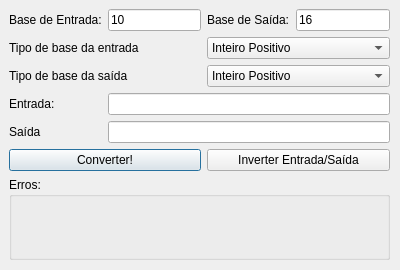
Before: the Qt Designer form src/gui/baseconversordialog.ui in petcomputacaoufrgs/hidracpp, drawn with Qt 5.
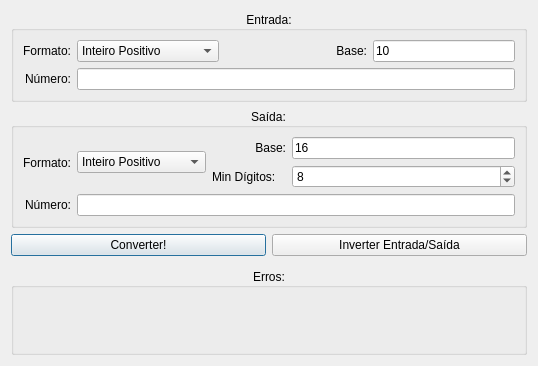
After: the same form once the commit is applied.

Commit message: refactoring base conversor

```diff
--- a/src/gui/baseconversordialog.ui
+++ b/src/gui/baseconversordialog.ui
@@ -6,176 +6,303 @@
    <rect>
     <x>0</x>
     <y>0</y>
-    <width>400</width>
-    <height>270</height>
+    <width>538</width>
+    <height>366</height>
    </rect>
   </property>
   <property name="windowTitle">
    <string>Conversor de Base</string>
   </property>
-  <widget class="QWidget" name="gridLayoutWidget">
-   <property name="geometry">
-    <rect>
-     <x>9</x>
-     <y>9</y>
-     <width>381</width>
-     <height>251</height>
-    </rect>
-   </property>
-   <layout class="QGridLayout" name="gridLayout">
-    <item row="0" column="2">
-     <widget class="QLabel" name="label_2">
+  <layout class="QGridLayout" name="gridLayout_2">
+   <item row="0" column="0">
+    <layout class="QVBoxLayout" name="verticalLayout">
+     <property name="bottomMargin">
+      <number>0</number>
+     </property>
+     <item>
+      <widget class="QGroupBox" name="groupBox_2">
+       <property name="title">
+        <string>Entrada:</string>
+       </property>
+       <property name="alignment">
+        <set>Qt::AlignCenter</set>
+       </property>
+       <layout class="QGridLayout" name="gridLayout_5">
+        <item row="0" column="0">
+         <layout class="QGridLayout" name="gridLayout_4">
+          <item row="0" column="3">
+           <widget class="QComboBox" name="inputType">
+            <property name="enabled">
+             <bool>true</bool>
+            </property>
+            <item>
       <property name="text">
-       <string>Base de Saída:</string>
-      </property>
-     </widget>
-    </item>
-    <item row="8" column="0" colspan="2">
-     <widget class="QPushButton" name="pushButton">
+              <string>Inteiro Positivo</string>
+             </property>
+            </item>
+            <item>
       <property name="text">
-       <string>Converter!</string>
-      </property>
-     </widget>
-    </item>
-    <item row="0" column="1">
+              <string>Sinal Magnitude</string>
+             </property>
+            </item>
+            <item>
+             <property name="text">
+              <string>Complemento B-1</string>
+             </property>
+            </item>
+            <item>
+             <property name="text">
+              <string>Complemento B</string>
+             </property>
+            </item>
+           </widget>
+          </item>
+          <item row="0" column="5">
      <widget class="QLineEdit" name="lineEditInputBase">
+            <property name="sizePolicy">
+             <sizepolicy hsizetype="Preferred" vsizetype="Fixed">
+              <horstretch>0</horstretch>
+              <verstretch>0</verstretch>
+             </sizepolicy>
+            </property>
       <property name="text">
        <string>10</string>
       </property>
      </widget>
     </item>
-    <item row="3" column="1" colspan="3">
-     <widget class="QLineEdit" name="lineEditInputValor"/>
-    </item>
-    <item row="6" column="0">
-     <widget class="QLabel" name="label_4">
-      <property name="text">
-       <string>Saída</string>
-      </property>
-     </widget>
-    </item>
-    <item row="0" column="0">
+          <item row="0" column="4">
      <widget class="QLabel" name="label">
       <property name="text">
-       <string>Base de Entrada:</string>
-      </property>
-     </widget>
-    </item>
-    <item row="6" column="1" colspan="3">
+             <string>Base:</string>
+            </property>
+            <property name="alignment">
+             <set>Qt::AlignRight|Qt::AlignTrailing|Qt::AlignVCenter</set>
+            </property>
+           </widget>
+          </item>
+          <item row="0" column="2">
+           <widget class="QLabel" name="baseTypeInput">
+            <property name="sizePolicy">
+             <sizepolicy hsizetype="Maximum" vsizetype="Preferred">
+              <horstretch>0</horstretch>
+              <verstretch>0</verstretch>
+             </sizepolicy>
+            </property>
+            <property name="text">
+             <string>Formato:</string>
+            </property>
+            <property name="alignment">
+             <set>Qt::AlignRight|Qt::AlignTrailing|Qt::AlignVCenter</set>
+            </property>
+           </widget>
+          </item>
+          <item row="2" column="2">
+           <widget class="QLabel" name="label_3">
+            <property name="sizePolicy">
+             <sizepolicy hsizetype="Preferred" vsizetype="Preferred">
+              <horstretch>0</horstretch>
+              <verstretch>0</verstretch>
+             </sizepolicy>
+            </property>
+            <property name="text">
+             <string>Número:</string>
+            </property>
+            <property name="alignment">
+             <set>Qt::AlignRight|Qt::AlignTrailing|Qt::AlignVCenter</set>
+            </property>
+           </widget>
+          </item>
+          <item row="2" column="3" colspan="3">
+           <widget class="QLineEdit" name="lineEditInputValor"/>
+          </item>
+         </layout>
+        </item>
+       </layout>
+      </widget>
+     </item>
+     <item>
+      <widget class="QGroupBox" name="groupBox_3">
+       <property name="autoFillBackground">
+        <bool>false</bool>
+       </property>
+       <property name="styleSheet">
+        <string notr="true"/>
+       </property>
+       <property name="title">
+        <string>Saída:</string>
+       </property>
+       <property name="alignment">
+        <set>Qt::AlignCenter</set>
+       </property>
+       <property name="flat">
+        <bool>false</bool>
+       </property>
+       <layout class="QGridLayout" name="gridLayout_7">
+        <item row="1" column="0">
+         <layout class="QGridLayout" name="gridLayout_6">
+          <property name="bottomMargin">
+           <number>0</number>
+          </property>
+          <item row="2" column="1" colspan="5">
      <widget class="QLineEdit" name="lineEditOutputValor">
       <property name="readOnly">
        <bool>true</bool>
       </property>
      </widget>
     </item>
-    <item row="3" column="0">
-     <widget class="QLabel" name="label_3">
+          <item row="0" column="2">
+           <widget class="QLabel" name="label_2">
+            <property name="sizePolicy">
+             <sizepolicy hsizetype="Preferred" vsizetype="Preferred">
+              <horstretch>0</horstretch>
+              <verstretch>0</verstretch>
+             </sizepolicy>
+            </property>
       <property name="text">
-       <string>Entrada:</string>
-      </property>
-     </widget>
-    </item>
-    <item row="8" column="2" colspan="2">
-     <widget class="QPushButton" name="pushButton_2">
+             <string>Base:</string>
+            </property>
+            <property name="alignment">
+             <set>Qt::AlignRight|Qt::AlignTrailing|Qt::AlignVCenter</set>
+            </property>
+           </widget>
+          </item>
+          <item row="2" column="0">
+           <widget class="QLabel" name="label_4">
+            <property name="sizePolicy">
+             <sizepolicy hsizetype="Minimum" vsizetype="Preferred">
+              <horstretch>0</horstretch>
+              <verstretch>0</verstretch>
+             </sizepolicy>
+            </property>
       <property name="text">
-       <string>Inverter Entrada/Saída</string>
-      </property>
-     </widget>
-    </item>
-    <item row="0" column="3">
+             <string>Número:</string>
+            </property>
+            <property name="alignment">
+             <set>Qt::AlignRight|Qt::AlignTrailing|Qt::AlignVCenter</set>
+            </property>
+           </widget>
+          </item>
+          <item row="1" column="2">
+           <widget class="QLabel" name="label_5">
+            <property name="text">
+             <string>Min Dígitos:</string>
+            </property>
+           </widget>
+          </item>
+          <item row="0" column="3" colspan="3">
      <widget class="QLineEdit" name="lineEditOutputBase">
+            <property name="sizePolicy">
+             <sizepolicy hsizetype="Preferred" vsizetype="Fixed">
+              <horstretch>0</horstretch>
+              <verstretch>0</verstretch>
+             </sizepolicy>
+            </property>
       <property name="text">
        <string>16</string>
       </property>
      </widget>
     </item>
-    <item row="1" column="0" colspan="2">
-     <widget class="QLabel" name="baseTypeInput">
+          <item row="1" column="3" colspan="3">
+           <widget class="QSpinBox" name="minDigits">
+            <property name="minimum">
+             <number>1</number>
+            </property>
+            <property name="maximum">
+             <number>64</number>
+            </property>
+            <property name="value">
+             <number>8</number>
+            </property>
+           </widget>
+          </item>
+          <item row="0" column="1" rowspan="2">
+           <widget class="QComboBox" name="outputType">
+            <item>
       <property name="text">
-       <string>Tipo de base da entrada</string>
-      </property>
-     </widget>
-    </item>
-    <item row="10" column="0" colspan="4">
+              <string>Inteiro Positivo</string>
+             </property>
+            </item>
+            <item>
+             <property name="text">
+              <string>Sinal Magnitude</string>
+             </property>
+            </item>
+            <item>
+             <property name="text">
+              <string>Complemento B-1</string>
+             </property>
+            </item>
+            <item>
+             <property name="text">
+              <string>Complemento B</string>
+             </property>
+            </item>
+           </widget>
+          </item>
+          <item row="0" column="0" rowspan="2">
+           <widget class="QLabel" name="baseTypeOutput">
+            <property name="sizePolicy">
+             <sizepolicy hsizetype="Maximum" vsizetype="Preferred">
+              <horstretch>0</horstretch>
+              <verstretch>0</verstretch>
+             </sizepolicy>
+            </property>
+            <property name="text">
+             <string>Formato:</string>
+            </property>
+            <property name="alignment">
+             <set>Qt::AlignRight|Qt::AlignTrailing|Qt::AlignVCenter</set>
+            </property>
+           </widget>
+          </item>
+         </layout>
+        </item>
+       </layout>
+      </widget>
+     </item>
+     <item>
+      <layout class="QHBoxLayout" name="horizontalLayout">
+       <property name="bottomMargin">
+        <number>6</number>
+       </property>
+       <item>
+        <widget class="QPushButton" name="convertButton">
+         <property name="text">
+          <string>Converter!</string>
+         </property>
+        </widget>
+       </item>
+       <item>
+        <widget class="QPushButton" name="invertButton">
+         <property name="text">
+          <string>Inverter Entrada/Saída</string>
+         </property>
+        </widget>
+       </item>
+      </layout>
+     </item>
+     <item>
      <widget class="QGroupBox" name="groupBox">
       <property name="title">
        <string>Erros:</string>
       </property>
+       <property name="alignment">
+        <set>Qt::AlignCenter</set>
+       </property>
+       <layout class="QGridLayout" name="gridLayout">
+        <item row="0" column="0">
       <widget class="QLabel" name="labelError">
-       <property name="geometry">
-        <rect>
-         <x>10</x>
-         <y>30</y>
-         <width>351</width>
-         <height>18</height>
-        </rect>
-       </property>
        <property name="text">
         <string/>
        </property>
       </widget>
-     </widget>
-    </item>
-    <item row="1" column="2" colspan="2">
-     <widget class="QComboBox" name="inputType">
-      <property name="enabled">
-       <bool>true</bool>
-      </property>
-      <item>
-       <property name="text">
-        <string>Inteiro Positivo</string>
-       </property>
-      </item>
-      <item>
-       <property name="text">
-        <string>Sinal Magnitude</string>
-       </property>
-      </item>
-      <item>
-       <property name="text">
-        <string>Complemento B-1</string>
-       </property>
-      </item>
-      <item>
-       <property name="text">
-        <string>Complemento B</string>
-       </property>
-      </item>
-     </widget>
-    </item>
-    <item row="2" column="0" colspan="2">
-     <widget class="QLabel" name="baseTypeOutput">
-      <property name="text">
-       <string>Tipo de base da saída</string>
-      </property>
-     </widget>
-    </item>
-    <item row="2" column="2" colspan="2">
-     <widget class="QComboBox" name="outputType">
-      <item>
-       <property name="text">
-        <string>Inteiro Positivo</string>
-       </property>
-      </item>
-      <item>
-       <property name="text">
-        <string>Sinal Magnitude</string>
-       </property>
-      </item>
-      <item>
-       <property name="text">
-        <string>Complemento B-1</string>
-       </property>
-      </item>
-      <item>
-       <property name="text">
-        <string>Complemento B</string>
-       </property>
-      </item>
-     </widget>
-    </item>
-   </layout>
-  </widget>
+        </item>
+       </layout>
+      </widget>
+     </item>
+    </layout>
+   </item>
+  </layout>
  </widget>
  <resources/>
  <connections/>
```
Lines whose indentation alone changed are shown as unchanged. The commit also changes 10 other files.
